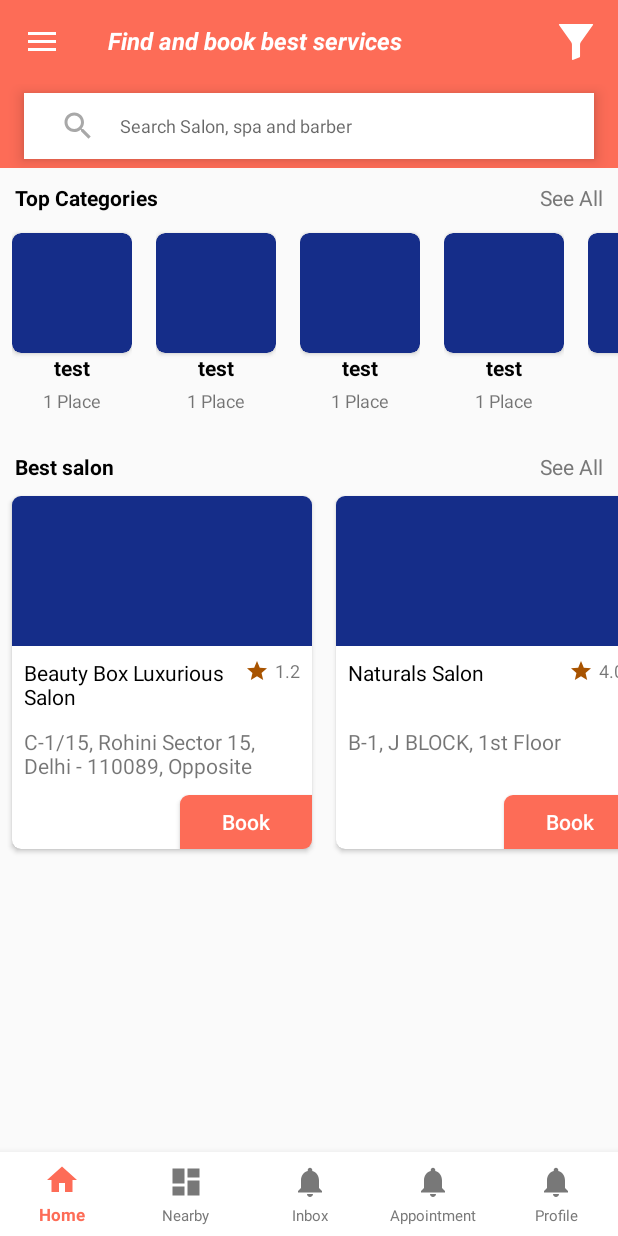
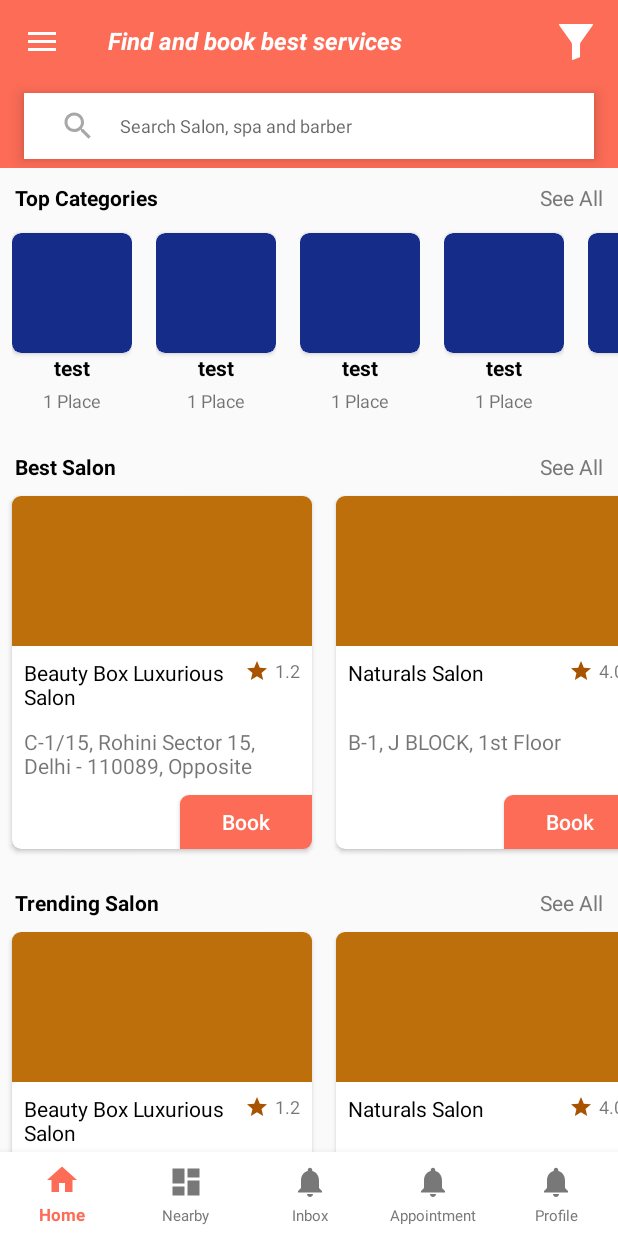
Before and after one commit to sandeepmalik614/PearlSalon, an Android app: the HomeFragment screen opened directly, with no data from a screen before it, on a phone screen of 412 x 824 dp. Run offline under Robolectric (Android 15) with nearby library versions, the phone set to English and light mode, and no system bars.

Commit message:
working on home page

```diff
--- a/app/src/main/java/com/pearl/salon/adapter/HomeBestSalonAdapter.java
+++ b/app/src/main/java/com/pearl/salon/adapter/HomeTypeChildAdapter.java
@@ -6,6 +6,7 @@ import android.text.Layout;
 import android.view.LayoutInflater;
 import android.view.View;
 import android.view.ViewGroup;
+import android.widget.Button;
 import android.widget.ImageView;
 import android.widget.TextView;
 
@@ -13,20 +14,23 @@ import androidx.annotation.NonNull;
 import androidx.recyclerview.widget.RecyclerView;
 
 import com.pearl.salon.R;
+import com.pearl.salon.clickListner.HomeClickListner;
 import com.pearl.salon.model.BestSalonData;
 
 import java.util.ArrayList;
 
-public class HomeBestSalonAdapter extends RecyclerView.Adapter<HomeBestSalonAdapter.ViewHolder> {
+public class HomeTypeChildAdapter extends RecyclerView.Adapter<HomeTypeChildAdapter.ViewHolder> {
 
     private Context context;
     private ArrayList<String> colorList;
     private ArrayList<BestSalonData> salonData;
+    private HomeClickListner homeClickListner;
 
-    public HomeBestSalonAdapter(Context context, ArrayList<String> colorList, ArrayList<BestSalonData> salonData) {
+    public HomeTypeChildAdapter(Context context, ArrayList<String> colorList, ArrayList<BestSalonData> salonData, HomeClickListner homeClickListner) {
         this.context = context;
         this.colorList = colorList;
         this.salonData = salonData;
+        this.homeClickListner = homeClickListner;
     }
 
     @NonNull
@@ -37,21 +41,31 @@ public class HomeBestSalonAdapter extends RecyclerView.Adapter<HomeBestSalonAdap
     }
 
     @Override
-    public void onBindViewHolder(@NonNull ViewHolder holder, int position) {
+    public void onBindViewHolder(@NonNull ViewHolder holder, final int position) {
         holder.salonImage.setBackgroundColor(Color.parseColor(colorList.get(position)));
         holder.title.setText(salonData.get(position).getTitle());
+        holder.add.setText(salonData.get(position).getAddress());
         holder.star.setText(salonData.get(position).getRating());
-        holder.add.setText(salonData.get(position).getAddress());
+
+        holder.itemView.setOnClickListener(new View.OnClickListener() {
+            @Override
+            public void onClick(View view) {
+                homeClickListner.childClick(salonData.get(position).getTitle());
+            }
+        });
     }
 
     @Override
     public int getItemCount() {
-        return colorList.size();
+        return salonData.size();
     }
 
     public class ViewHolder extends RecyclerView.ViewHolder {
+
         private ImageView salonImage;
         private TextView title, star, add;
+        private Button book;
+
         public ViewHolder(@NonNull View itemView) {
             super(itemView);
 
@@ -59,6 +73,7 @@ public class HomeBestSalonAdapter extends RecyclerView.Adapter<HomeBestSalonAdap
             title = itemView.findViewById(R.id.textView23);
             star = itemView.findViewById(R.id.textView22);
             add = itemView.findViewById(R.id.textView24);
+            book = itemView.findViewById(R.id.button9);
         }
     }
 }
--- /dev/null
+++ b/app/src/main/java/com/pearl/salon/adapter/HomeTypesAdapter.java
@@ -0,0 +1,75 @@
+package com.pearl.salon.adapter;
+
+import android.content.Context;
+import android.graphics.Color;
+import android.view.LayoutInflater;
+import android.view.View;
+import android.view.ViewGroup;
+import android.widget.ImageView;
+import android.widget.LinearLayout;
+import android.widget.TextView;
+
+import androidx.annotation.NonNull;
+import androidx.recyclerview.widget.LinearLayoutManager;
+import androidx.recyclerview.widget.RecyclerView;
+
+import com.pearl.salon.R;
+import com.pearl.salon.clickListner.HomeClickListner;
+import com.pearl.salon.model.BestSalonData;
+
+import java.util.ArrayList;
+
+public class HomeTypesAdapter extends RecyclerView.Adapter<HomeTypesAdapter.ViewHolder> {
+
+    private Context context;
+    private ArrayList<String> colorList;
+    private ArrayList<BestSalonData> salonData;
+    private ArrayList<String> headingList;
+    private HomeClickListner homeClickListner;
+
+    public HomeTypesAdapter(Context context, ArrayList<String> colorList, ArrayList<BestSalonData> salonData, ArrayList<String> headingList, HomeClickListner homeClickListner) {
+        this.context = context;
+        this.colorList = colorList;
+        this.salonData = salonData;
+        this.headingList = headingList;
+        this.homeClickListner = homeClickListner;
+    }
+
+    @NonNull
+    @Override
+    public ViewHolder onCreateViewHolder(@NonNull ViewGroup parent, int viewType) {
+        View view = LayoutInflater.from(context).inflate(R.layout.item_salon_list, parent, false);
+        return new ViewHolder(view);
+    }
+
+    @Override
+    public void onBindViewHolder(@NonNull ViewHolder holder, final int position) {
+        holder.tv_bestSalonTitle.setText(headingList.get(position));
+        holder.rv_home_Salon.setLayoutManager(new LinearLayoutManager(context, RecyclerView.HORIZONTAL, false));
+        holder.rv_home_Salon.setAdapter(new HomeTypeChildAdapter(context, colorList, salonData, homeClickListner));
+
+        holder.tv_bestDalonSeeAll.setOnClickListener(new View.OnClickListener() {
+            @Override
+            public void onClick(View view) {
+                homeClickListner.mainClick(headingList.get(position));
+            }
+        });
+    }
+
+    @Override
+    public int getItemCount() {
+        return headingList.size();
+    }
+
+    public class ViewHolder extends RecyclerView.ViewHolder {
+        private RecyclerView rv_home_Salon;
+        private TextView tv_bestSalonTitle, tv_bestDalonSeeAll;
+        public ViewHolder(@NonNull View itemView) {
+            super(itemView);
+
+            rv_home_Salon = itemView.findViewById(R.id.rv_home_Salon);
+            tv_bestSalonTitle = itemView.findViewById(R.id.tv_bestSalonTitle);
+            tv_bestDalonSeeAll = itemView.findViewById(R.id.tv_bestDalonSeeAll);
+        }
+    }
+}
--- a/app/src/main/java/com/pearl/salon/adapter/MainTopCategoriesAdapter.java
+++ b/app/src/main/java/com/pearl/salon/adapter/MainTopCategoriesAdapter.java
@@ -6,12 +6,14 @@ import android.graphics.drawable.Drawable;
 import android.view.LayoutInflater;
 import android.view.View;
 import android.view.ViewGroup;
+import android.widget.TextView;
 
 import androidx.annotation.NonNull;
 import androidx.cardview.widget.CardView;
 import androidx.recyclerview.widget.RecyclerView;
 
 import com.pearl.salon.R;
+import com.pearl.salon.clickListner.TopCategoriesClickListner;
 
 import java.util.ArrayList;
 
@@ -19,10 +21,12 @@ public class MainTopCategoriesAdapter extends RecyclerView.Adapter<MainTopCatego
 
     private Context context;
     private ArrayList<String> colorList;
+    private TopCategoriesClickListner clickListner;
 
-    public MainTopCategoriesAdapter(Context context, ArrayList<String> colorList) {
+    public MainTopCategoriesAdapter(Context context, ArrayList<String> colorList, TopCategoriesClickListner clickListner) {
         this.context = context;
         this.colorList = colorList;
+        this.clickListner = clickListner;
     }
 
     @NonNull
@@ -33,9 +37,16 @@ public class MainTopCategoriesAdapter extends RecyclerView.Adapter<MainTopCatego
     }
 
     @Override
-    public void onBindViewHolder(@NonNull ViewHolder holder, int position) {
+    public void onBindViewHolder(@NonNull final ViewHolder holder, final int position) {
         String color = colorList.get(position);
         holder.card_top_categories.setCardBackgroundColor(Color.parseColor(color));
+
+        holder.itemView.setOnClickListener(new View.OnClickListener() {
+            @Override
+            public void onClick(View view) {
+                clickListner.onClick(holder.title.getText().toString());
+            }
+        });
     }
 
     @Override
@@ -45,9 +56,12 @@ public class MainTopCategoriesAdapter extends RecyclerView.Adapter<MainTopCatego
 
     public class ViewHolder extends RecyclerView.ViewHolder {
         private CardView card_top_categories;
+        private TextView title, place;
         public ViewHolder(@NonNull View itemView) {
             super(itemView);
             card_top_categories = itemView.findViewById(R.id.card_top_categories);
+            title = itemView.findViewById(R.id.tv_top_catogires_title);
+            place = itemView.findViewById(R.id.tv_top_catogires_places);
         }
     }
 }
--- /dev/null
+++ b/app/src/main/java/com/pearl/salon/clickListner/HomeClickListner.java
@@ -0,0 +1,6 @@
+package com.pearl.salon.clickListner;
+
+public interface HomeClickListner {
+    void mainClick(String heading);
+    void childClick(String salonName);
+}
--- /dev/null
+++ b/app/src/main/java/com/pearl/salon/clickListner/TopCategoriesClickListner.java
@@ -0,0 +1,5 @@
+package com.pearl.salon.clickListner;
+
+public interface TopCategoriesClickListner {
+    void onClick(String categoryName);
+}
--- a/app/src/main/java/com/pearl/salon/fragment/HomeFragment.java
+++ b/app/src/main/java/com/pearl/salon/fragment/HomeFragment.java
@@ -1,8 +1,6 @@
 package com.pearl.salon.fragment;
 
 
-import android.graphics.Color;
-import android.graphics.drawable.GradientDrawable;
 import android.os.Bundle;
 
 import androidx.fragment.app.Fragment;
@@ -12,19 +10,22 @@ import androidx.recyclerview.widget.RecyclerView;
 import android.view.LayoutInflater;
 import android.view.View;
 import android.view.ViewGroup;
-import android.view.ViewStub;
+import android.widget.EditText;
 import android.widget.TextView;
+import android.widget.Toast;
 
 import com.pearl.salon.R;
-import com.pearl.salon.adapter.HomeBestSalonAdapter;
+import com.pearl.salon.adapter.HomeTypesAdapter;
 import com.pearl.salon.adapter.MainTopCategoriesAdapter;
+import com.pearl.salon.clickListner.HomeClickListner;
+import com.pearl.salon.clickListner.TopCategoriesClickListner;
 import com.pearl.salon.model.BestSalonData;
 import com.pearl.salon.utils.AppUtils;
 
 import java.util.ArrayList;
-import java.util.Random;
 
 import static com.pearl.salon.utils.AppUtils.generateDarkRenadomNumber;
+import static com.pearl.salon.utils.AppUtils.generateLightRenadomNumber;
 
 
 /**
@@ -32,12 +33,33 @@ import static com.pearl.salon.utils.AppUtils.generateDarkRenadomNumber;
  */
 public class HomeFragment extends Fragment {
 
-    private RecyclerView rv_home_topCategories;
+    private RecyclerView rv_home_topCategories, rv_home_types;
     private TextView tv_topCatogiresSeeAll, tv_bestDalonSeeAll;
     private View mainView;
-    private ArrayList<String> colorList;
-    private ArrayList<String> secondcolorList;
+    private ArrayList<String> darkColorList;
+    private ArrayList<String> lightColorList;
+    private ArrayList<String> headingList;
     private ArrayList<BestSalonData> salonData;
+    private EditText edt_mainSearch;
+
+    private HomeClickListner homeClickListner = new HomeClickListner() {
+        @Override
+        public void mainClick(String heading) {
+            Toast.makeText(getActivity(), ""+heading, Toast.LENGTH_SHORT).show();
+        }
+
+        @Override
+        public void childClick(String salonName) {
+            Toast.makeText(getActivity(), ""+salonName, Toast.LENGTH_SHORT).show();
+        }
+    };
+
+    private TopCategoriesClickListner topCategoriesClickListner = new TopCategoriesClickListner() {
+        @Override
+        public void onClick(String categoryName) {
+            Toast.makeText(getActivity(), ""+categoryName, Toast.LENGTH_SHORT).show();
+        }
+    };
 
     @Override
     public View onCreateView(LayoutInflater inflater, ViewGroup container,
@@ -48,33 +70,46 @@ public class HomeFragment extends Fragment {
 
         rv_home_topCategories = mainView.findViewById(R.id.rv_home_topCategories);
         tv_topCatogiresSeeAll = mainView.findViewById(R.id.tv_topCatogiresSeeAll);
-
-        tv_bestDalonSeeAll = mainView.findViewById(R.id.tv_bestDalonSeeAll);
-
-        setViewStub();
-
-        for (int i = 0; i < 3; i++) {
-        }
+        edt_mainSearch = mainView.findViewById(R.id.edt_mainSearch);
+        rv_home_types = mainView.findViewById(R.id.rv_home_types);
 
         setTopCategoryAdapter();
+        setSalonData();
+
+        setView();
+
+        edt_mainSearch.setOnClickListener(new View.OnClickListener() {
+            @Override
+            public void onClick(View view) {
+                Toast.makeText(getActivity(), "Serach", Toast.LENGTH_SHORT).show();
+            }
+        });
 
         return mainView;
     }
 
-    private void setViewStub(){
-        ViewStub viewStub = null;
-        viewStub = mainView.findViewById(R.id.mainViewStub);
-        View inflated = null;
-        inflated = viewStub.inflate();
-        RecyclerView rv_home_bestSalon = inflated.findViewById(R.id.rv_home_Salon);
-        rv_home_bestSalon.setLayoutManager(new LinearLayoutManager(getActivity(), RecyclerView.HORIZONTAL, false));
-        secondcolorList = new ArrayList<>();
-        setSalonData();
-        for (int i = 0; i < 10; i++) {
-            secondcolorList.add(generateDarkRenadomNumber());
-            if (i == 9) {
-                rv_home_bestSalon.setAdapter(new HomeBestSalonAdapter(getActivity(), secondcolorList, salonData));
-                break;
+    private void setView(){
+        rv_home_types.setLayoutManager(new LinearLayoutManager(getActivity()));
+        headingList = new ArrayList<>();
+        lightColorList = new ArrayList<>();
+        rv_home_types.setAdapter(new HomeTypesAdapter(getActivity(), lightColorList, salonData, headingList, homeClickListner));
+        for (int i = 0; i < 4; i++) {
+            lightColorList.clear();
+            for (int j = 0; j < salonData.size(); j++) {
+                lightColorList.add(generateLightRenadomNumber());
+            }
+            if(i == 0){
+                headingList.add("Best Salon");
+                rv_home_types.getAdapter().notifyDataSetChanged();
+            }else if(i == 1){
+                headingList.add("Trending Salon");
+                rv_home_types.getAdapter().notifyDataSetChanged();
+            }else if(i == 2){
+                headingList.add("Latest Salon");
+                rv_home_types.getAdapter().notifyDataSetChanged();
+            }else if(i == 3) {
+                headingList.add("Faltu Salon");
+                rv_home_types.getAdapter().notifyDataSetChanged();
             }
         }
     }
@@ -82,11 +117,11 @@ public class HomeFragment extends Fragment {
 
     private void setTopCategoryAdapter() {
         rv_home_topCategories.setLayoutManager(new LinearLayoutManager(getActivity(), RecyclerView.HORIZONTAL, false));
-        colorList = new ArrayList<>();
+        darkColorList = new ArrayList<>();
         for (int i = 0; i < 10; i++) {
-            colorList.add(generateDarkRenadomNumber());
+            darkColorList.add(generateDarkRenadomNumber());
             if (i == 9) {
-                rv_home_topCategories.setAdapter(new MainTopCategoriesAdapter(getActivity(), colorList));
+                rv_home_topCategories.setAdapter(new MainTopCategoriesAdapter(getActivity(), darkColorList, topCategoriesClickListner));
                 break;
             }
         }
--- a/app/src/main/java/com/pearl/salon/utils/AppUtils.java
+++ b/app/src/main/java/com/pearl/salon/utils/AppUtils.java
@@ -135,4 +135,18 @@ public class AppUtils {
         color = color.replace("android.graphics.drawable.GradientDrawable@", "");
         return color;
     }
+
+    public static String generateLightRenadomNumber() {
+        Random r = new Random();
+        int red = r.nextInt(255 - 0 + 1) + 1;
+        int green = r.nextInt(150 - 25 + 1) + 1;
+        int blue = r.nextInt(150 - 100 + 1) + 1;
+
+        GradientDrawable draw = new GradientDrawable();
+        draw.setShape(GradientDrawable.OVAL);
+        draw.setColor(Color.rgb(red, green, blue));
+        String color = String.format("#%02x%02x%02x", red, green, blue);
+        color = color.replace("android.graphics.drawable.GradientDrawable@", "");
+        return color;
+    }
 }
--- a/app/src/main/res/layout/fragment_home.xml
+++ b/app/src/main/res/layout/fragment_home.xml
@@ -1,16 +1,11 @@
 <?xml version="1.0" encoding="utf-8"?>
-<androidx.swiperefreshlayout.widget.SwipeRefreshLayout
-    xmlns:android="http://schemas.android.com/apk/res/android"
+<androidx.swiperefreshlayout.widget.SwipeRefreshLayout xmlns:android="http://schemas.android.com/apk/res/android"
     xmlns:app="http://schemas.android.com/apk/res-auto"
     xmlns:tools="http://schemas.android.com/tools"
     android:id="@+id/homeRefreshLayout"
     android:layout_width="match_parent"
     android:layout_height="match_parent"
     tools:context=".fragment.HomeFragment">
-
-    <androidx.core.widget.NestedScrollView
-        android:layout_width="match_parent"
-        android:layout_height="match_parent">
 
     <LinearLayout
         android:layout_width="match_parent"
@@ -24,6 +19,7 @@
             android:gravity="center">
 
             <EditText
+                android:id="@+id/edt_mainSearch"
                 android:layout_width="match_parent"
                 android:layout_height="wrap_content"
                 android:layout_marginLeft="16dp"
@@ -32,6 +28,9 @@
                 android:drawableLeft="@drawable/ic_search_24dp"
                 android:drawablePadding="16dp"
                 android:elevation="6dp"
+                android:editable="false"
+                android:focusable="false"
+                android:focusableInTouchMode="false"
                 android:hint="Search Salon, spa and barber"
                 android:paddingLeft="24dp"
                 android:paddingTop="10dp"
@@ -42,12 +41,21 @@
 
         </RelativeLayout>
 
+        <androidx.core.widget.NestedScrollView
+            android:layout_width="match_parent"
+            android:layout_height="match_parent">
+
+            <LinearLayout
+                android:layout_width="match_parent"
+                android:layout_height="match_parent"
+                android:orientation="vertical">
+
                 <RelativeLayout
                     android:layout_width="match_parent"
                     android:layout_height="wrap_content"
                     android:layout_marginLeft="8dp"
-                android:layout_marginRight="8dp"
-                android:layout_marginTop="8dp">
+                    android:layout_marginTop="8dp"
+                    android:layout_marginRight="8dp">
 
                     <TextView
                         android:layout_width="wrap_content"
@@ -74,13 +82,20 @@
                     android:layout_width="match_parent"
                     android:layout_height="wrap_content" />
 
-           <ViewStub
-               android:id="@+id/mainViewStub"
+                <!--<ViewStub-->
+                    <!--android:id="@+id/mainViewStub"-->
+                    <!--android:layout_width="match_parent"-->
+                    <!--android:layout_height="wrap_content"-->
+                    <!--android:layout="@layout/item_salon_list" />-->
+
+                <androidx.recyclerview.widget.RecyclerView
+                    android:id="@+id/rv_home_types"
                     android:layout_width="match_parent"
-               android:layout_height="wrap_content"
-               android:layout="@layout/item_salon_list"/>
+                    android:layout_height="wrap_content"/>
 
             </LinearLayout>
+
         </androidx.core.widget.NestedScrollView>
 
+    </LinearLayout>
 </androidx.swiperefreshlayout.widget.SwipeRefreshLayout>
--- a/app/src/main/res/layout/item_salon_list.xml
+++ b/app/src/main/res/layout/item_salon_list.xml
@@ -12,6 +12,7 @@
         android:layout_marginTop="16dp">
 
         <TextView
+            android:id="@+id/tv_bestSalonTitle"
             android:layout_width="wrap_content"
             android:layout_height="wrap_content"
             android:layout_alignParentStart="true"
```
Lines whose indentation alone changed are shown as unchanged.
